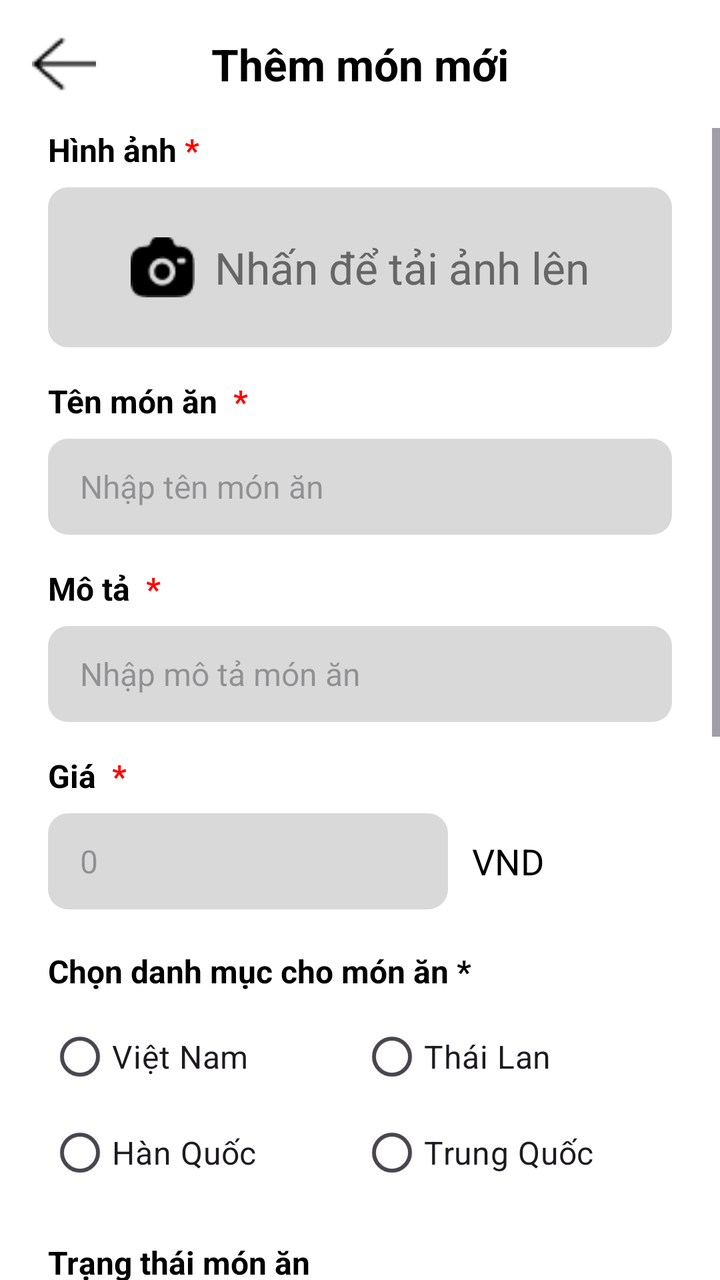
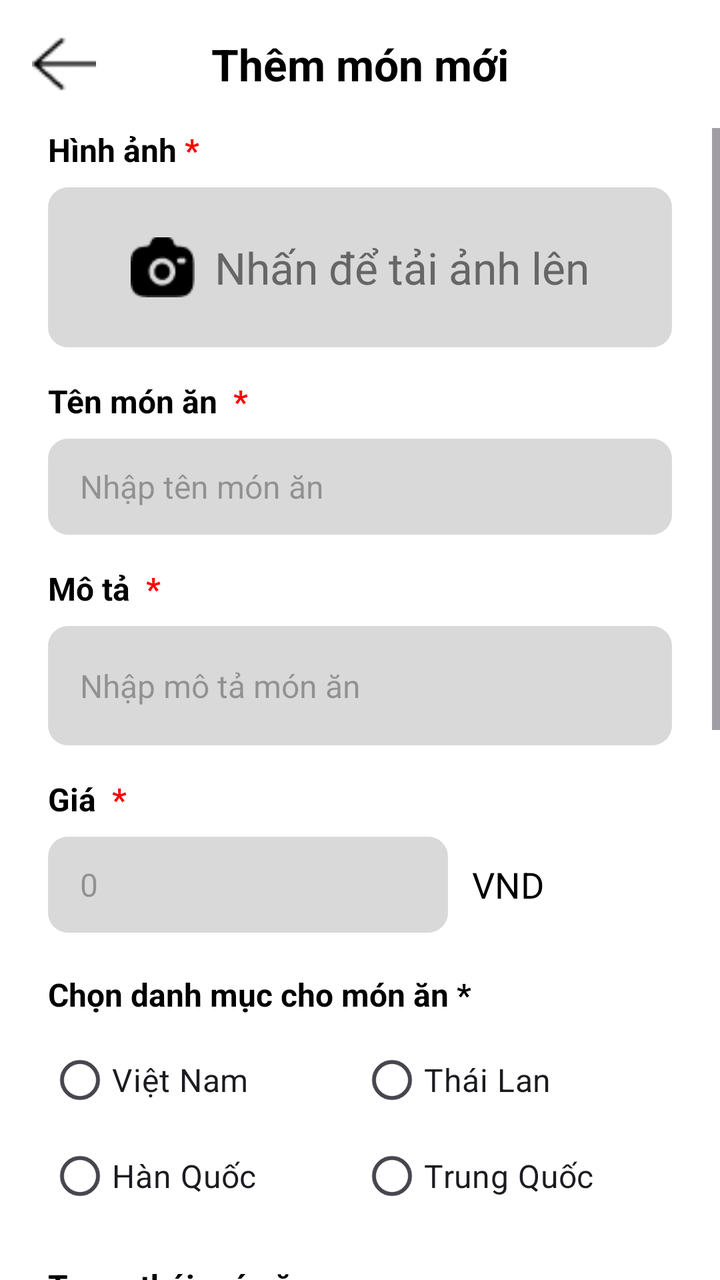

Before-and-after screenshots of an Android layout around one commit, followed by the original layout XML and the change that was made.
<!-- AndroidManifest.xml: application theme Theme.TTCN_DangNhap -->
<!-- res/layout/activity_them_mon.xml -->
<?xml version="1.0" encoding="utf-8"?>
<LinearLayout xmlns:android="http://schemas.android.com/apk/res/android"
    xmlns:app="http://schemas.android.com/apk/res-auto"
    xmlns:tools="http://schemas.android.com/tools"
    android:id="@+id/main"
    android:layout_width="match_parent"
    android:layout_height="match_parent"
    android:background="#FFFFFF"
    android:orientation="vertical">

    <RelativeLayout
        android:layout_width="match_parent"
        android:layout_height="wrap_content"
        android:padding="16dp">

        <ImageButton
            android:id="@+id/ibtnBack"
            android:layout_width="32dp"
            android:layout_height="32dp"
            android:background="?attr/selectableItemBackgroundBorderless"
            android:scaleType="fitCenter"
            android:src="@drawable/back"
            android:layout_centerVertical="true"/>

        <TextView
            android:layout_width="wrap_content"
            android:layout_height="wrap_content"
            android:layout_centerInParent="true"
            android:text="Thêm món mới"
            android:textColor="#000000"
            android:textSize="22sp"
            android:textStyle="bold" />
    </RelativeLayout>

    <ScrollView
        android:layout_width="match_parent"
        android:layout_height="match_parent">

        <LinearLayout
            android:layout_width="match_parent"
            android:layout_height="wrap_content"
            android:orientation="vertical"
            android:paddingHorizontal="24dp"
            android:paddingBottom="40dp">

            <LinearLayout
            android:layout_width="match_parent"
            android:layout_height="wrap_content"
            android:orientation="horizontal">
            <TextView
                android:layout_width="wrap_content"
                android:layout_height="wrap_content"
                android:text="Hình ảnh"
                android:textStyle="bold"
                android:textColor="#000000"
                android:textSize="16sp"/>

            <TextView
                android:layout_width="wrap_content"
                android:layout_height="wrap_content"
                android:text=" *"
                android:textStyle="bold"
                android:textSize="16sp"
                android:textColor="#FF0000"/>
        </LinearLayout>

            <LinearLayout
                android:id="@+id/btn_upload_image"
                android:layout_width="match_parent"
                android:layout_height="80dp"
                android:layout_marginTop="8dp"
                android:background="@drawable/nhap_bogoc"
                android:gravity="center"
                android:orientation="horizontal"
                android:clickable="true"
                android:focusable="true">

                <ImageView
                    android:id="@+id/img"
                    android:layout_width="32dp"
                    android:layout_height="32dp"
                    android:src="@drawable/icon_camera"
                    />

                <TextView
                    android:layout_width="wrap_content"
                    android:layout_height="wrap_content"
                    android:text="Nhấn để tải ảnh lên"
                    android:textSize="22sp"
                    android:layout_marginStart="10dp"
                    android:textColor="#666666"/>
            </LinearLayout>

            <LinearLayout
                android:layout_width="match_parent"
                android:layout_height="wrap_content"
                android:orientation="horizontal"
                android:layout_marginTop="16dp">
                <TextView
                    android:layout_width="wrap_content"
                    android:layout_height="wrap_content"
                    android:text="Tên món ăn "
                    android:textStyle="bold"
                    android:textColor="#000000"
                    android:textSize="16sp"
                    />
                <TextView
                    android:layout_width="wrap_content"
                    android:layout_height="wrap_content"
                    android:text=" *"
                    android:textStyle="bold"
                    android:textSize="16sp"
                    android:textColor="#FF0000"/>
            </LinearLayout>

            <EditText
                android:id="@+id/etxtFoodName"
                android:layout_width="match_parent"
                android:layout_height="48dp"
                android:layout_marginTop="8dp"
                android:background="@drawable/nhap_bogoc"
                android:hint="Nhập tên món ăn"
                android:paddingHorizontal="16dp"
                android:textSize="16sp"
                android:inputType="textCapSentences"/>

            <LinearLayout
                android:layout_width="match_parent"
                android:layout_height="wrap_content"
                android:orientation="horizontal"
                android:layout_marginTop="16dp">
                <TextView
                    android:layout_width="wrap_content"
                    android:layout_height="wrap_content"
                    android:text="Mô tả "
                    android:textStyle="bold"
                    android:textColor="#000000"
                    android:textSize="16sp"
                    />
                <TextView
                    android:layout_width="wrap_content"
                    android:layout_height="wrap_content"
                    android:text=" *"
                    android:textStyle="bold"
                    android:textSize="16sp"
                    android:textColor="#FF0000"/>
            </LinearLayout>

            <EditText
                android:id="@+id/etxtDesc"
                android:layout_width="match_parent"
                android:layout_height="48dp"
                android:layout_marginTop="8dp"
                android:background="@drawable/nhap_bogoc"
                android:hint="Nhập mô tả món ăn"
                android:paddingHorizontal="16dp"
                android:textSize="16sp"
                android:inputType="textCapSentences"/>

            <LinearLayout
                android:layout_width="match_parent"
                android:layout_height="wrap_content"
                android:orientation="horizontal"
                android:layout_marginTop="16dp">
                <TextView
                    android:layout_width="wrap_content"
                    android:layout_height="wrap_content"
                    android:text="Giá "
                    android:textStyle="bold"
                    android:textColor="#000000"
                    android:textSize="16sp"
                    />
                <TextView
                    android:layout_width="wrap_content"
                    android:layout_height="wrap_content"
                    android:text=" *"
                    android:textStyle="bold"
                    android:textSize="16sp"
                    android:textColor="#FF0000"/>
            </LinearLayout>

            <LinearLayout
                android:layout_width="match_parent"
                android:layout_height="wrap_content"
                android:layout_marginTop="8dp"
                android:gravity="center_vertical"
                android:orientation="horizontal">

                <EditText
                    android:id="@+id/etxtPrice"
                    android:layout_width="200dp"
                    android:layout_height="48dp"
                    android:background="@drawable/nhap_bogoc"
                    android:hint="0"
                    android:inputType="number"
                    android:paddingHorizontal="16dp"
                    android:gravity="center_vertical"
                    android:textSize="16sp"/>

                <TextView
                    android:layout_width="wrap_content"
                    android:layout_height="wrap_content"
                    android:layout_marginStart="12dp"
                    android:text="VND"
                    android:textColor="#000000"
                    android:textSize="18sp"/>
            </LinearLayout>

            <TextView
                android:layout_width="wrap_content"
                android:layout_height="wrap_content"
                android:layout_marginTop="20dp"
                android:text="Chọn danh mục cho món ăn *"
                android:textColor="#000000"
                android:textStyle="bold"
                android:textSize="16sp"/>

            <RadioGroup
                android:id="@+id/rbgQuocGia"
                android:layout_width="match_parent"
                android:layout_height="wrap_content"
                android:layout_marginTop="8dp"
                android:orientation="vertical">
                <LinearLayout
                    android:layout_width="match_parent"
                    android:layout_height="wrap_content"
                    android:orientation="horizontal">
                    <RadioButton
                        android:id="@+id/rbVN"
                        android:layout_width="0dp"
                        android:layout_weight="1"
                        android:layout_height="wrap_content"
                        android:text="Việt Nam"
                        android:textSize="16sp"/>
                    <RadioButton
                        android:id="@+id/rbTL"
                        android:layout_width="0dp"
                        android:layout_weight="1"
                        android:layout_height="wrap_content"
                        android:text="Thái Lan"
                        android:textSize="16sp"/>
                </LinearLayout>

                <LinearLayout
                    android:layout_width="match_parent"
                    android:layout_height="wrap_content"
                    android:orientation="horizontal">
                    <RadioButton
                        android:id="@+id/rbHQ"
                        android:layout_width="0dp"
                        android:layout_weight="1"
                        android:layout_height="wrap_content"
                        android:text="Hàn Quốc"
                        android:textSize="16sp"/>
                    <RadioButton
                        android:id="@+id/rbTQ"
                        android:layout_width="0dp"
                        android:layout_weight="1"
                        android:layout_height="wrap_content"
                        android:text="Trung Quốc"
                        android:textSize="16sp"/>
                </LinearLayout>
            </RadioGroup>

            <TextView
                android:layout_width="wrap_content"
                android:layout_height="wrap_content"
                android:layout_marginTop="20dp"
                android:text="Trạng thái món ăn"
                android:textColor="#000000"
                android:textStyle="bold"
                android:textSize="16sp"/>

            <RadioGroup
                android:id="@+id/rgStatus"
                android:layout_width="match_parent"
                android:layout_height="wrap_content"
                android:layout_marginTop="8dp">

                <RadioButton
                    android:id="@+id/rb_con"
                    android:layout_width="wrap_content"
                    android:layout_height="wrap_content"
                    android:checked="true"
                    android:text="Còn suất"
                    android:textSize="16sp" />

                <RadioButton
                    android:id="@+id/rb_het"
                    android:layout_width="wrap_content"
                    android:layout_height="wrap_content"
                    android:layout_marginTop="4dp"
                    android:text="Hết món"
                    android:textSize="16sp" />
            </RadioGroup>

            <LinearLayout
                android:layout_width="match_parent"
                android:layout_height="wrap_content"
                android:layout_marginTop="20dp"
                android:gravity="center_vertical"
                android:orientation="horizontal">

                <TextView
                    android:layout_width="wrap_content"
                    android:layout_height="wrap_content"
                    android:text="Giảm giá"
                    android:textColor="#000000"
                    android:textStyle="bold"
                    android:textSize="16sp"/>

                <RadioGroup
                    android:id="@+id/rgDiscount"
                    android:layout_width="wrap_content"
                    android:layout_height="36dp"
                    android:layout_marginStart="24dp"
                    android:background="@null"
                    android:orientation="horizontal">

                    <RadioButton
                        android:id="@+id/rdo_on"
                        android:layout_width="60dp"
                        android:layout_height="match_parent"
                        android:background="@drawable/rdo_btn_chon"
                        android:button="@null"
                        android:gravity="center"
                        android:text="ON"
                        android:textColor="#000000"
                        android:textSize="14sp" />

                    <RadioButton
                        android:id="@+id/rdo_off"
                        android:layout_width="60dp"
                        android:layout_height="match_parent"
                        android:background="@drawable/rdo_btn_chon"
                        android:button="@null"
                        android:checked="true"
                        android:gravity="center"
                        android:text="Off"
                        android:textColor="#000000"
                        android:textSize="14sp" />
                </RadioGroup>
            </LinearLayout>

            <LinearLayout
                android:id="@+id/layout_percent"
                android:layout_width="match_parent"
                android:layout_height="wrap_content"
                android:layout_marginTop="12dp"
                android:gravity="center_vertical">

                <EditText
                    android:id="@+id/txt_percentdis"
                    android:layout_width="100dp"
                    android:layout_height="48dp"
                    android:background="@drawable/nhap_bogoc"
                    android:inputType="numberDecimal"
                    android:paddingHorizontal="12dp" />

                <TextView
                    android:layout_width="wrap_content"
                    android:layout_height="wrap_content"
                    android:layout_marginStart="12dp"
                    android:text="%"
                    android:textColor="#000000"
                    android:textSize="24sp" />
            </LinearLayout>

            <LinearLayout
                android:id="@+id/layout_nbd"
                android:layout_width="match_parent"
                android:layout_height="wrap_content"
                android:orientation="horizontal"
                android:gravity="center_vertical"
                android:layout_marginTop="8dp">

                <TextView
                    android:layout_width="80dp"
                    android:layout_height="wrap_content"
                    android:text="Từ ngày:"
                    android:textStyle="bold"
                    android:textColor="#000000"/>

                <TextView
                    android:id="@+id/tv_start_date"
                    android:layout_width="wrap_content"
                    android:layout_height="40dp"
                    android:background="@drawable/nhap_bogoc"
                    android:text="dd/MM/yyyy"
                    android:paddingHorizontal="20dp"
                    android:gravity="center"/>

                <ImageButton
                    android:id="@+id/imageButton"
                    android:layout_width="wrap_content"
                    android:layout_height="wrap_content"
                    app:srcCompat="@drawable/ic_date_picker" />

            </LinearLayout>

            <LinearLayout
                android:id="@+id/layout_nkt"
                android:layout_width="match_parent"
                android:layout_height="wrap_content"
                android:orientation="horizontal"
                android:gravity="center_vertical"
                android:layout_marginTop="8dp">

                <TextView
                    android:layout_width="80dp"
                    android:layout_height="wrap_content"
                    android:text="Đến ngày:"
                    android:textStyle="bold"
                    android:textColor="#000000"/>

                <TextView
                    android:id="@+id/tv_end_date"
                    android:layout_width="wrap_content"
                    android:layout_height="40dp"
                    android:background="@drawable/nhap_bogoc"
                    android:text="dd/MM/yyyy"
                    android:paddingHorizontal="20dp"
                    android:gravity="center"/>
                <ImageButton
                    android:id="@+id/imageButton2"
                    android:layout_width="wrap_content"
                    android:layout_height="wrap_content"
                    app:srcCompat="@drawable/ic_date_picker" />
            </LinearLayout>

            <LinearLayout
                android:layout_width="match_parent"
                android:layout_height="wrap_content"
                android:layout_marginTop="20dp"
                android:layout_marginBottom="20dp"
                android:orientation="horizontal"
                android:gravity="center">

                <Button
                    android:id="@+id/btnCancel"
                    android:layout_width="wrap_content"
                    android:layout_height="wrap_content"
                    android:text="Hủy bỏ"
                    android:textColor="#000000"
                    android:textStyle="bold"
                    android:backgroundTint="#FF5252"
                    app:cornerRadius="8dp"
                    android:layout_marginEnd="150dp" />
                <Button
                    android:id="@+id/btnSave"
                    android:layout_width="wrap_content"
                    android:layout_height="wrap_content"
                    android:text="Lưu món"
                    android:textColor="#000000"
                    android:textStyle="bold"
                    android:backgroundTint="#50FF78"
                    app:cornerRadius="8dp"/>
            </LinearLayout>
        </LinearLayout>
    </ScrollView>
</LinearLayout>
<!-- resources referenced by this layout -->
<resources>
  <!-- drawable back: png bitmap (drawable, 273 bytes) -->
  <!-- drawable ic_date_picker: png bitmap (drawable, 2511 bytes) -->
  <!-- drawable icon_camera: png bitmap (drawable, 561 bytes) -->
  <!-- drawable nhap_bogoc (drawable) -->
  <?xml version="1.0" encoding="utf-8"?>
  <shape
      xmlns:android="http://schemas.android.com/apk/res/android">
      <solid
          android:color="#D9D9D9"
          />
      <corners
          android:radius="10dp"
          />
  
  </shape>
  <!-- drawable rdo_btn_chon (drawable) -->
  <?xml version="1.0" encoding="utf-8"?>
  <selector xmlns:android="http://schemas.android.com/apk/res/android">
      <item android:state_checked="true">
          <shape android:shape="rectangle">
              <solid android:color="#65DDDD"/>
              <stroke android:width="1dp" android:color="#CCCCCC"/>
          </shape>
      </item>
  
      <item android:state_checked="false">
          <shape android:shape="rectangle">
              <solid android:color="#F5F5F5"/>
              <stroke android:width="1dp" android:color="#CCCCCC"/>
          </shape>
      </item>
  </selector>
  <style name="Theme.TTCN_DangNhap" parent="Base.Theme.TTCN_DangNhap" />
  <style name="Base.Theme.TTCN_DangNhap" parent="Theme.Material3.DayNight.NoActionBar">
          
          
      </style>
</resources>

<!-- the commit's change to res/layout/activity_them_mon.xml (unified diff, before → after) -->
@@ -149,13 +149,14 @@
             <EditText
                 android:id="@+id/etxtDesc"
                 android:layout_width="match_parent"
-                android:layout_height="48dp"
+                android:layout_height="wrap_content"
+                android:minLines="3"
                 android:layout_marginTop="8dp"
                 android:background="@drawable/nhap_bogoc"
                 android:hint="Nhập mô tả món ăn"
                 android:paddingHorizontal="16dp"
                 android:textSize="16sp"
-                android:inputType="textCapSentences"/>
+                android:inputType="textMultiLine|textCapSentences"/>
 
             <LinearLayout
                 android:layout_width="match_parent"
